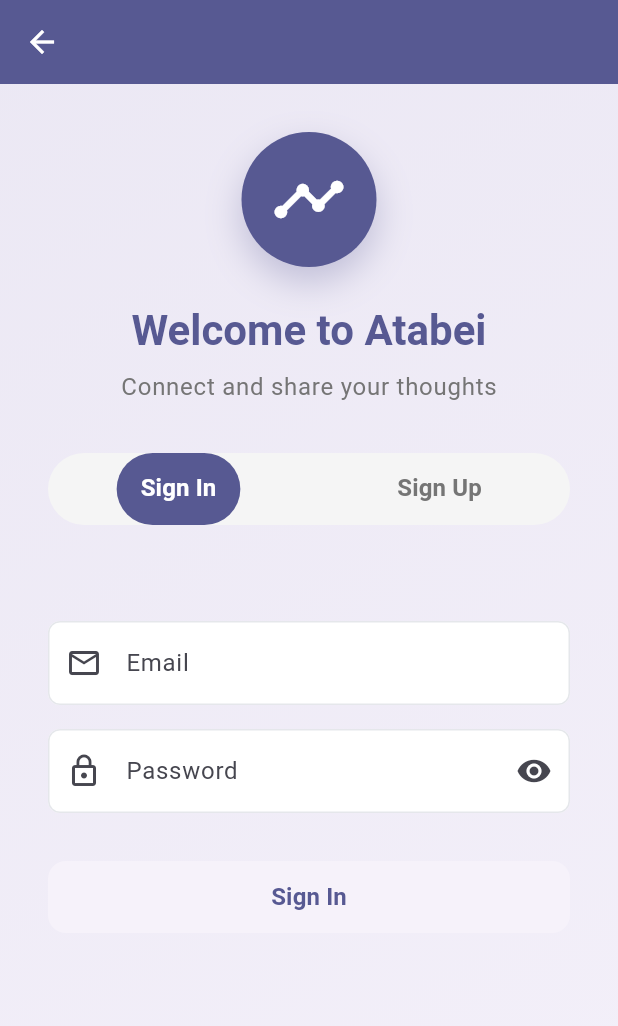
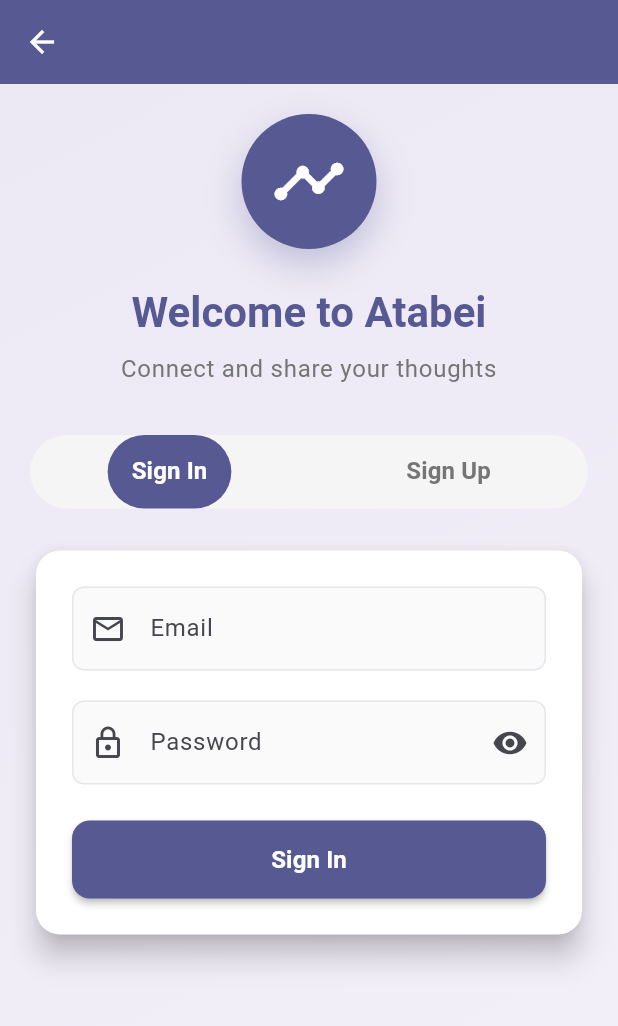
Before and after one commit to harryto1/atabei, a Flutter app: the AuthPage screen opened by its route, on a phone screen of 412 x 824 dp. Shown: the top 1026 px of the screen. Run offline on Flutter 3.47's test engine with Material 3 defaults, Android fonts, the phone set to English and light mode, and no system bars; our stand-ins replace cloud_firestore, dio, equatable, firebase_auth, firebase_core, firebase_messaging and 5 more; accounts and stored records are empty.

Commit message:
feat: Refactor AuthPage layout for improved responsiveness and UI consistency

```diff
--- a/lib/features/auth/presentation/pages/auth_page.dart
+++ b/lib/features/auth/presentation/pages/auth_page.dart
@@ -99,12 +99,44 @@
               ),
             ),
             child: SafeArea(
+              child: SingleChildScrollView(
+                padding: const EdgeInsets.all(20),
                 child: Column(
                   children: [
-                  // Header
-                  Padding(
-                    padding: const EdgeInsets.all(32.0),
-                    child: Column(
+                    _buildHeader(context),
+
+                    const SizedBox(height: 32),
+
+                    _buildTabBar(context),
+
+                    const SizedBox(height: 24),
+
+                    AnimatedBuilder(
+                      animation: _tabController,
+                      builder: (context, child) {
+                        return IndexedStack(
+                          index: _tabController.index,
+                          children: [
+                            _buildSignInForm(context, state),
+                            _buildSignUpForm(context, state),
+                          ],
+                        );
+                      },
+                    ),
+
+                    SizedBox(height: MediaQuery.of(context).viewInsets.bottom + 20),
+                  ],
+                ),
+              ),
+            ),
+          );
+        },
+      ),
+    );
+  }
+
+  Widget _buildHeader(BuildContext context) {
+    return Column(
       children: [
         Container(
           padding: const EdgeInsets.all(20),
@@ -128,6 +160,7 @@
         const SizedBox(height: 24),
         Text(
           'Welcome to Atabei',
+          textAlign: TextAlign.center,
           style: Theme.of(context).textTheme.headlineMedium?.copyWith(
             fontWeight: FontWeight.bold,
             color: Theme.of(context).primaryColor,
@@ -136,17 +169,17 @@
         const SizedBox(height: 8),
         Text(
           'Connect and share your thoughts',
+          textAlign: TextAlign.center,
           style: Theme.of(context).textTheme.bodyLarge?.copyWith(
             color: Colors.grey[600],
           ),
         ),
       ],
-                    ),
-                  ),
+    );
+  }
 
-                  // Tab Bar
-                  Container(
-                    margin: const EdgeInsets.symmetric(horizontal: 32),
+  Widget _buildTabBar(BuildContext context) {
+    return Container(
       decoration: BoxDecoration(
         color: Colors.grey[100],
         borderRadius: BorderRadius.circular(25),
@@ -160,48 +193,39 @@
         labelColor: Colors.white,
         unselectedLabelColor: Colors.grey[600],
         dividerColor: Colors.transparent,
-                      tabs: [
+        tabs: const [
           Padding(
-                          padding: const EdgeInsets.symmetric(horizontal: 16),
-                          child: Tab(icon: Text('Sign In', style: TextStyle(fontSize: 16, fontWeight: FontWeight.w600))),
+            padding: EdgeInsets.symmetric(horizontal: 16, vertical: 12),
+            child: Text(
+              'Sign In',
+              style: TextStyle(fontSize: 16, fontWeight: FontWeight.w600),
+            ),
           ),
           Padding(
-                          padding: const EdgeInsets.symmetric(horizontal: 16),
-                          child: Tab(icon: Text('Sign Up', style: TextStyle(fontSize: 16, fontWeight: FontWeight.w600))),
-                        ),
-                      ],
-                    ),
-                  ),
-
-                  // Tab Content
-                  Expanded(
-                    child: Padding(
-                      padding: const EdgeInsets.all(32.0),
-                      child: TabBarView(
-                        controller: _tabController,
-                        children: [
-                          _buildSignInForm(context, state),
-                          _buildSignUpForm(context, state),
-                        ],
-                      ),
+            padding: EdgeInsets.symmetric(horizontal: 16, vertical: 12),
+            child: Text(
+              'Sign Up',
+              style: TextStyle(fontSize: 16, fontWeight: FontWeight.w600),
             ),
           ),
         ],
-              ),
-            ),
-          );
-        },
       ),
     );
   }
 
   Widget _buildSignInForm(BuildContext context, AuthState state) {
-    return Form(
+    return Card(
+      elevation: 8,
+      shape: RoundedRectangleBorder(
+        borderRadius: BorderRadius.circular(16),
+      ),
+      child: Padding(
+        padding: const EdgeInsets.all(24),
+        child: Form(
           key: _signInFormKey,
           child: Column(
+            mainAxisSize: MainAxisSize.min, // Important for responsiveness
             children: [
-          const SizedBox(height: 32),
-
               // Email Field
               TextFormField(
                 controller: _signInEmailController,
@@ -213,13 +237,17 @@
                     borderRadius: BorderRadius.circular(12),
                   ),
                   filled: true,
-              fillColor: Colors.white,
+                  fillColor: Colors.grey[50],
+                  contentPadding: const EdgeInsets.symmetric(
+                    horizontal: 16,
+                    vertical: 16,
+                  ),
                 ),
                 keyboardType: TextInputType.emailAddress,
                 textInputAction: TextInputAction.next,
                 validator: _validateEmail,
               ),
-          const SizedBox(height: 16),
+              const SizedBox(height: 20),
 
               // Password Field
               TextFormField(
@@ -242,25 +270,31 @@
                     borderRadius: BorderRadius.circular(12),
                   ),
                   filled: true,
-              fillColor: Colors.white,
+                  fillColor: Colors.grey[50],
+                  contentPadding: const EdgeInsets.symmetric(
+                    horizontal: 16,
+                    vertical: 16,
+                  ),
                 ),
                 obscureText: !_signInPasswordVisible,
                 textInputAction: TextInputAction.done,
                 validator: _validatePassword,
                 onFieldSubmitted: (_) => _handleSignIn(context),
               ),
-          const SizedBox(height: 32),
+              const SizedBox(height: 24),
 
-          // Sign In Button
               SizedBox(
                 width: double.infinity,
-            height: 48,
+                height: 52,
                 child: ElevatedButton(
                   onPressed: state is AuthLoading ? null : () => _handleSignIn(context),
                   style: ElevatedButton.styleFrom(
+                    backgroundColor: Theme.of(context).primaryColor,
+                    foregroundColor: Colors.white,
                     shape: RoundedRectangleBorder(
                       borderRadius: BorderRadius.circular(12),
                     ),
+                    elevation: 2,
                   ),
                   child: state is AuthLoading
                       ? const SizedBox(
@@ -273,24 +307,33 @@
                         )
                       : const Text(
                           'Sign In',
-                      style: TextStyle(fontSize: 16, fontWeight: FontWeight.w600),
+                          style: TextStyle(
+                            fontSize: 16,
+                            fontWeight: FontWeight.w600,
                           ),
                         ),
                 ),
-
-          const Spacer(),
+              ),
             ],
+          ),
+        ),
       ),
     );
   }
 
   Widget _buildSignUpForm(BuildContext context, AuthState state) {
-    return Form(
+    return Card(
+      elevation: 8,
+      shape: RoundedRectangleBorder(
+        borderRadius: BorderRadius.circular(16),
+      ),
+      child: Padding(
+        padding: const EdgeInsets.all(24),
+        child: Form(
           key: _signUpFormKey,
           child: Column(
+            mainAxisSize: MainAxisSize.min, // Important for responsiveness
             children: [
-          const SizedBox(height: 16),
-
               // Display Name Field
               TextFormField(
                 controller: _displayNameController,
@@ -302,7 +345,11 @@
                     borderRadius: BorderRadius.circular(12),
                   ),
                   filled: true,
-              fillColor: Colors.white,
+                  fillColor: Colors.grey[50],
+                  contentPadding: const EdgeInsets.symmetric(
+                    horizontal: 16,
+                    vertical: 16,
+                  ),
                 ),
                 textInputAction: TextInputAction.next,
                 validator: _validateDisplayName,
@@ -320,7 +367,11 @@
                     borderRadius: BorderRadius.circular(12),
                   ),
                   filled: true,
-              fillColor: Colors.white,
+                  fillColor: Colors.grey[50],
+                  contentPadding: const EdgeInsets.symmetric(
+                    horizontal: 16,
+                    vertical: 16,
+                  ),
                 ),
                 keyboardType: TextInputType.emailAddress,
                 textInputAction: TextInputAction.next,
@@ -349,7 +400,11 @@
                     borderRadius: BorderRadius.circular(12),
                   ),
                   filled: true,
-              fillColor: Colors.white,
+                  fillColor: Colors.grey[50],
+                  contentPadding: const EdgeInsets.symmetric(
+                    horizontal: 16,
+                    vertical: 16,
+                  ),
                 ),
                 obscureText: !_signUpPasswordVisible,
                 textInputAction: TextInputAction.next,
@@ -378,25 +433,32 @@
                     borderRadius: BorderRadius.circular(12),
                   ),
                   filled: true,
-              fillColor: Colors.white,
+                  fillColor: Colors.grey[50],
+                  contentPadding: const EdgeInsets.symmetric(
+                    horizontal: 16,
+                    vertical: 16,
+                  ),
                 ),
                 obscureText: !_confirmPasswordVisible,
                 textInputAction: TextInputAction.done,
                 validator: _validateConfirmPassword,
                 onFieldSubmitted: (_) => _handleSignUp(context),
               ),
-          const SizedBox(height: 32),
+              const SizedBox(height: 24),
 
               // Sign Up Button
               SizedBox(
                 width: double.infinity,
-            height: 48,
+                height: 52,
                 child: ElevatedButton(
                   onPressed: state is AuthLoading ? null : () => _handleSignUp(context),
                   style: ElevatedButton.styleFrom(
+                    backgroundColor: Theme.of(context).primaryColor,
+                    foregroundColor: Colors.white,
                     shape: RoundedRectangleBorder(
                       borderRadius: BorderRadius.circular(12),
                     ),
+                    elevation: 2,
                   ),
                   child: state is AuthLoading
                       ? const SizedBox(
@@ -409,13 +471,16 @@
                         )
                       : const Text(
                           'Sign Up',
-                      style: TextStyle(fontSize: 16, fontWeight: FontWeight.w600),
+                          style: TextStyle(
+                            fontSize: 16,
+                            fontWeight: FontWeight.w600,
                           ),
                         ),
                 ),
-
-          const Spacer(),
+              ),
             ],
+          ),
+        ),
       ),
     );
   }
```
Lines whose indentation alone changed are shown as unchanged.
